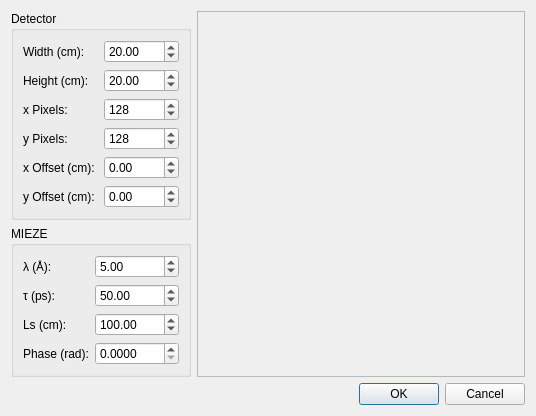
tweber-ill/frm_mirror-miezetools, file ui/psd_phase.ui: the form before one commit.
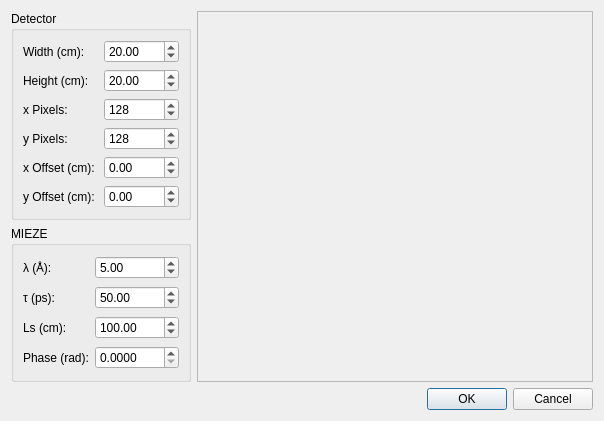
The form after the commit.

Patch:
```diff
--- a/ui/psd_phase.ui
+++ b/ui/psd_phase.ui
@@ -6,8 +6,8 @@
    <rect>
     <x>0</x>
     <y>0</y>
-    <width>536</width>
-    <height>367</height>
+    <width>604</width>
+    <height>421</height>
    </rect>
   </property>
   <property name="windowTitle">
```
